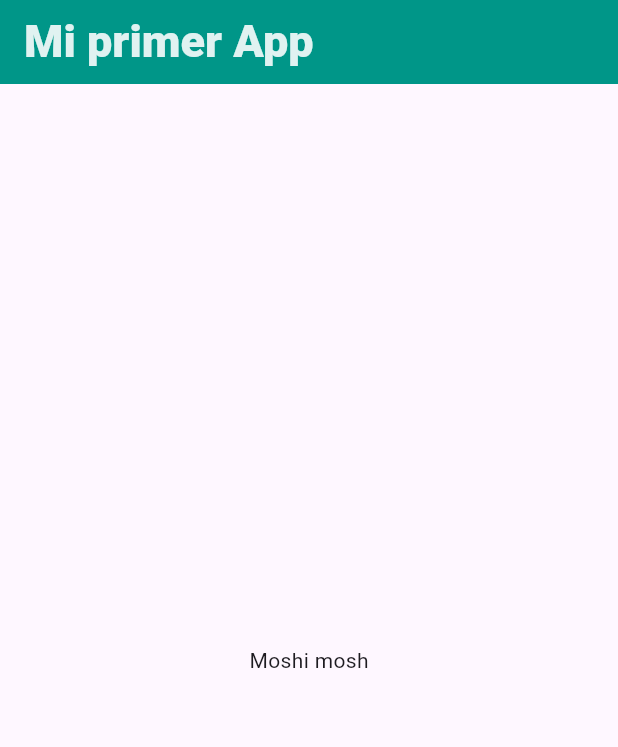
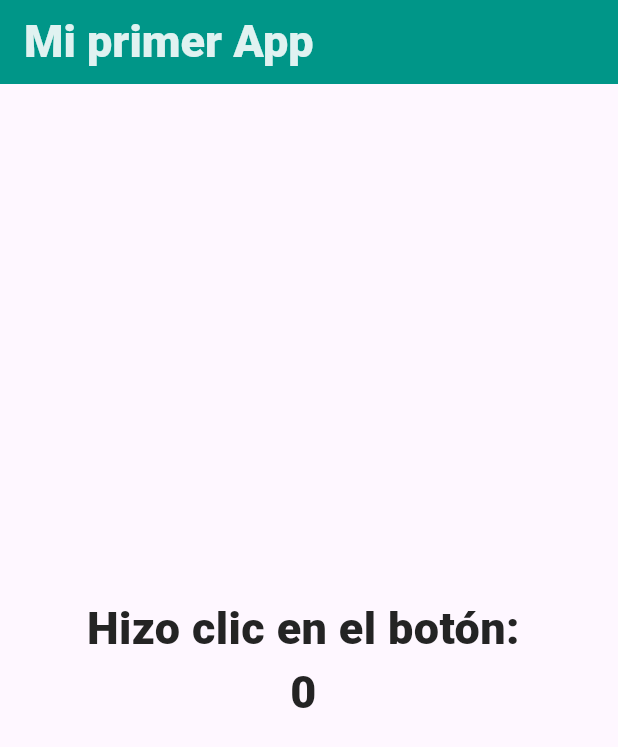
Before and after one commit to jalvarenga-unah/IS513-I-PAC-2025, a Flutter app: the screen it shows after launch, on a phone screen of 412 x 824 dp. Shown: the top 747 px of the screen. Run offline on Flutter 3.47's test engine with Material 3 defaults, Android fonts, the phone set to English and light mode, and no system bars.

Commit message:
Manejo de widget Column

```diff
--- a/intro-flutter/mi_primer_app/lib/main.dart
+++ b/intro-flutter/mi_primer_app/lib/main.dart
@@ -8,6 +8,12 @@ void main() {
 // 2. Un Widget con estado (StatefulWidget)
 
 class MyApp extends StatelessWidget {
+  final estiloTitulo = TextStyle(
+    fontSize: 30,
+    fontWeight: FontWeight.w900,
+    color: Color(0xff242424),
+  );
+
   @override
   Widget build(BuildContext context) {
     return MaterialApp(
@@ -16,9 +22,7 @@ class MyApp extends StatelessWidget {
         appBar: AppBar(
           title: Text(
             'Mi primer App',
-            style: TextStyle(
-              fontSize: 30,
-              fontWeight: FontWeight.w900,
+            style: estiloTitulo.copyWith(
               color: Colors.teal[50],
             ),
           ),
@@ -26,7 +30,24 @@ class MyApp extends StatelessWidget {
           centerTitle: false,
         ),
         body: Center(
-          child: Text('Moshi mosh'),
+          // color: Colors.red,
+          // width: double.infinity,
+          // width: MediaQuery.of(context).size.width,
+          child: Column(
+            mainAxisAlignment: MainAxisAlignment.center,
+            // mainAxisSize: MainAxisSize.min,
+            crossAxisAlignment: CrossAxisAlignment.center,
+            children: [
+              Text(
+                'Hizo clic en el botón: ',
+                style: estiloTitulo,
+              ),
+              Text(
+                '0 ',
+                style: estiloTitulo,
+              ),
+            ],
+          ),
         ),
       ),
     );
```
